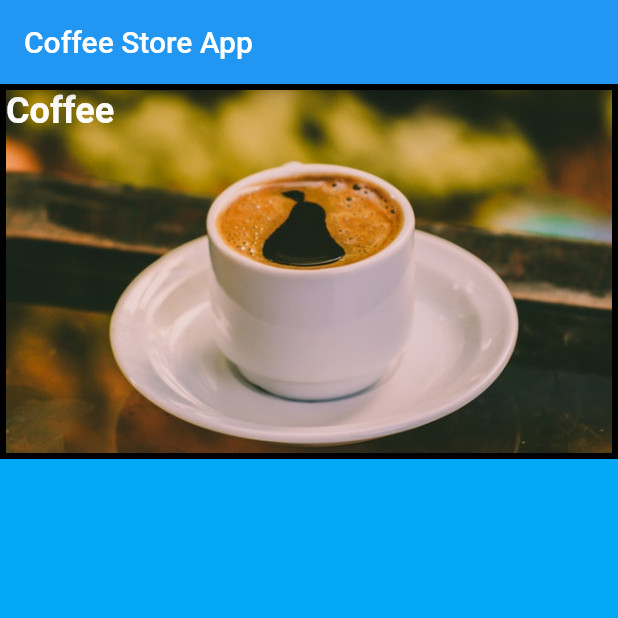
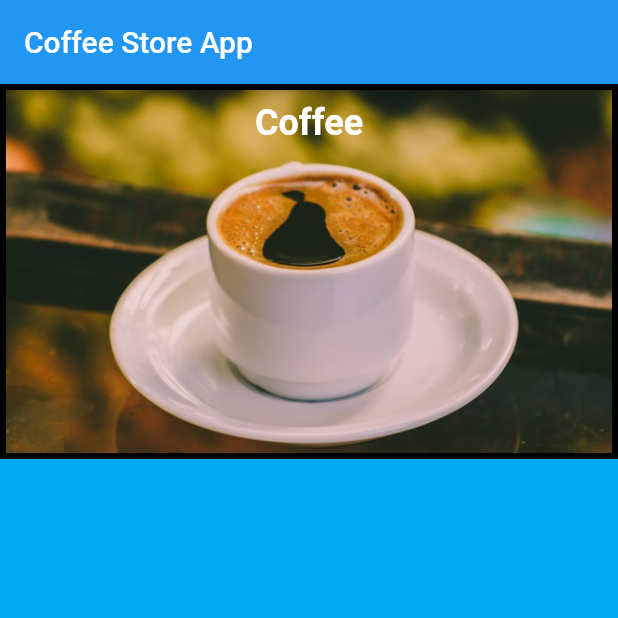
Before and after one commit to ashenmalaka/Flutter_Coffee_Store_App, a Flutter app: the screen it shows after launch, on a phone screen of 412 x 824 dp, the top half of it. Run offline on Flutter 3.47's test engine with Material 2 defaults, Android fonts, the phone set to English and light mode, and no system bars.

Commit message:
Added alignment and padding

```diff
--- a/coffee_store_app/lib/widget/DrinksCard.dart
+++ b/coffee_store_app/lib/widget/DrinksCard.dart
@@ -57,12 +57,18 @@ class DrinksCard extends StatelessWidget {
               width: double.infinity,
               fit: BoxFit.cover,
             ),
-            Text(
-              drinkType.title,
-              style: TextStyle(
-                color: Colors.white,
-                fontWeight: FontWeight.bold,
-                fontSize: 24.0,
+            Align(
+              alignment: Alignment.topCenter,
+              child: Padding(
+                padding: const EdgeInsets.all(8.0),
+                child: Text(
+                  drinkType.title,
+                  style: TextStyle(
+                    color: Colors.white,
+                    fontWeight: FontWeight.bold,
+                    fontSize: 24.0,
+                  ),
+                ),
               ),
             )
           ],
```
